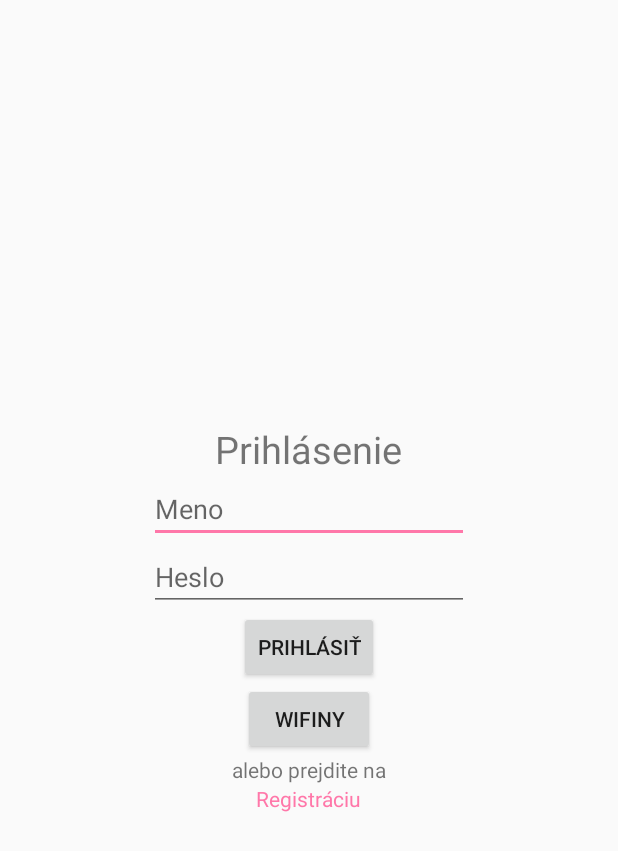
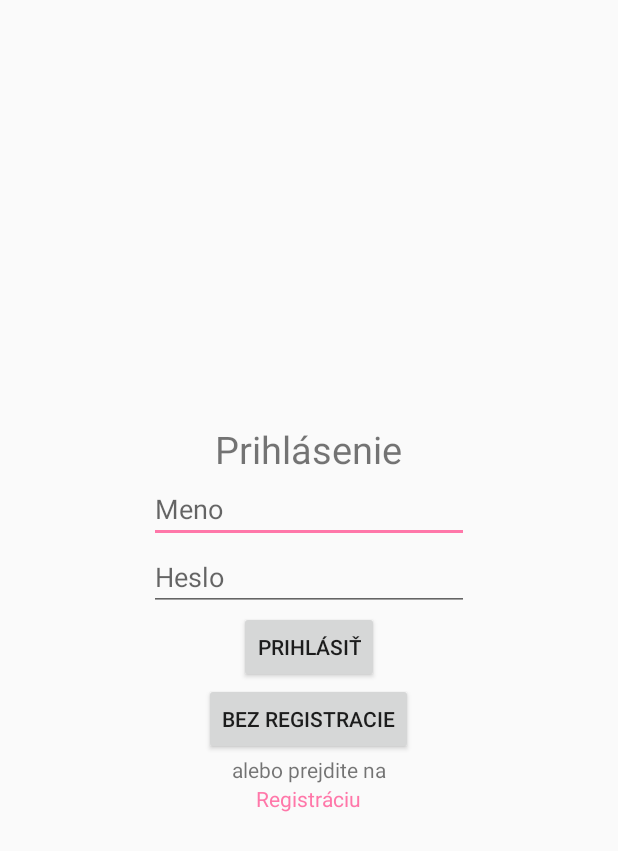
Before and after one commit to BlahaMarek/mob, an Android app: the layout fragment_login.xml on its own in the app's theme, with its tools: preview values and no code run, on a phone screen of 412 x 824 dp. Shown: the top 851 px of the screen. Run offline under Robolectric (Android 15) with nearby library versions, the phone set to English and light mode, and no system bars.

Commit message:
Merge branch 'posts_branch'
merge + POSTS module

# Conflicts:
#	GuysDestiny/app/build.gradle
#	GuysDestiny/app/src/main/java/com/example/guysdestiny/Login.kt
#	GuysDestiny/app/src/main/java/com/example/guysdestiny/PostList.kt
#	GuysDestiny/app/src/main/java/com/example/guysdestiny/WifiList.kt
#	GuysDestiny/app/src/main/res/layout/fragment_wifi_list.xml

```diff
--- a/GuysDestiny/app/src/main/java/com/example/guysdestiny/posts/CustomAdapterPosts.kt
+++ b/GuysDestiny/app/src/main/java/com/example/guysdestiny/posts/CustomAdapterPosts.kt
@@ -6,6 +6,8 @@ import android.view.View
 import android.view.ViewGroup
 import android.widget.ImageView
 import android.widget.TextView
+import androidx.core.os.bundleOf
+import androidx.navigation.findNavController
 import androidx.recyclerview.widget.RecyclerView
 import com.bumptech.glide.Glide
 import com.example.guysdestiny.R
@@ -30,7 +32,9 @@ class CustomAdapterPosts(val posts: ArrayList<PostModel>) :
         }
 
         holder.postLayout.setOnClickListener {
-            Log.d("xxx", "klikol si $position")
+//            Log.d("xxx", "klikol si $position")
+            val bundle = bundleOf("contactUid" to "255")
+            holder.itemView.findNavController().navigate(R.id.action_postList_to_chat, bundle)
         }
     }
 
--- a/GuysDestiny/app/src/main/java/com/example/guysdestiny/posts/PostList.kt
+++ b/GuysDestiny/app/src/main/java/com/example/guysdestiny/posts/PostList.kt
@@ -40,6 +40,8 @@ class PostList : Fragment() {
 
     override fun onViewCreated(view: View, savedInstanceState: Bundle?) {
         super.onViewCreated(view, savedInstanceState)
+
+        Log.d("xx", arguments?.getString("wifiName"))
 
         initFakeData()
 
--- a/GuysDestiny/app/src/main/java/com/example/guysdestiny/wifi/CustomAdapter.kt
+++ b/GuysDestiny/app/src/main/java/com/example/guysdestiny/wifi/CustomAdapter.kt
@@ -22,6 +22,7 @@ class CustomAdapter(val wifiList: ArrayList<WifiData>) : RecyclerView.Adapter<Cu
         holder.card.setOnClickListener{
             holder.card.setBackgroundColor(Color.MAGENTA)
             Log.d("xxx", "klikol si ${wifi.name} s id ${wifi.id}" )
+
             val bundle = bundleOf("wifiName" to wifi.name)
             holder.itemView.findNavController().navigate(R.id.action_wifiList_to_postList, bundle)
         }
--- a/GuysDestiny/app/src/main/res/layout/fragment_login.xml
+++ b/GuysDestiny/app/src/main/res/layout/fragment_login.xml
@@ -48,11 +48,11 @@
             android:text="@string/log" />
 
         <Button
-            android:id="@+id/testBtn"
+            android:id="@+id/noRegBtn"
             android:layout_width="wrap_content"
             android:layout_height="wrap_content"
             android:layout_gravity="center_horizontal"
-            android:text="wifiny" />
+            android:text="bez registracie" />
 
         <TextView
             android:layout_width="wrap_content"
--- a/GuysDestiny/app/src/main/res/layout/wifi_card_layout.xml
+++ b/GuysDestiny/app/src/main/res/layout/wifi_card_layout.xml
@@ -5,6 +5,8 @@
     android:focusable="true"
     android:layout_width="match_parent"
     android:layout_height="wrap_content"
+    android:background="@drawable/post_container"
+    android:layout_margin="5dp"
     xmlns:app="http://schemas.android.com/apk/res-auto"
     xmlns:tools="http://schemas.android.com/tools">
 
--- a/GuysDestiny/app/src/main/res/navigation/navigation.xml
+++ b/GuysDestiny/app/src/main/res/navigation/navigation.xml
@@ -3,7 +3,7 @@
     xmlns:app="http://schemas.android.com/apk/res-auto"
     xmlns:tools="http://schemas.android.com/tools"
     android:id="@+id/navigation"
-    app:startDestination="@id/login">
+    app:startDestination="@id/wifiList">
 
     <fragment
         android:id="@+id/login"
```
